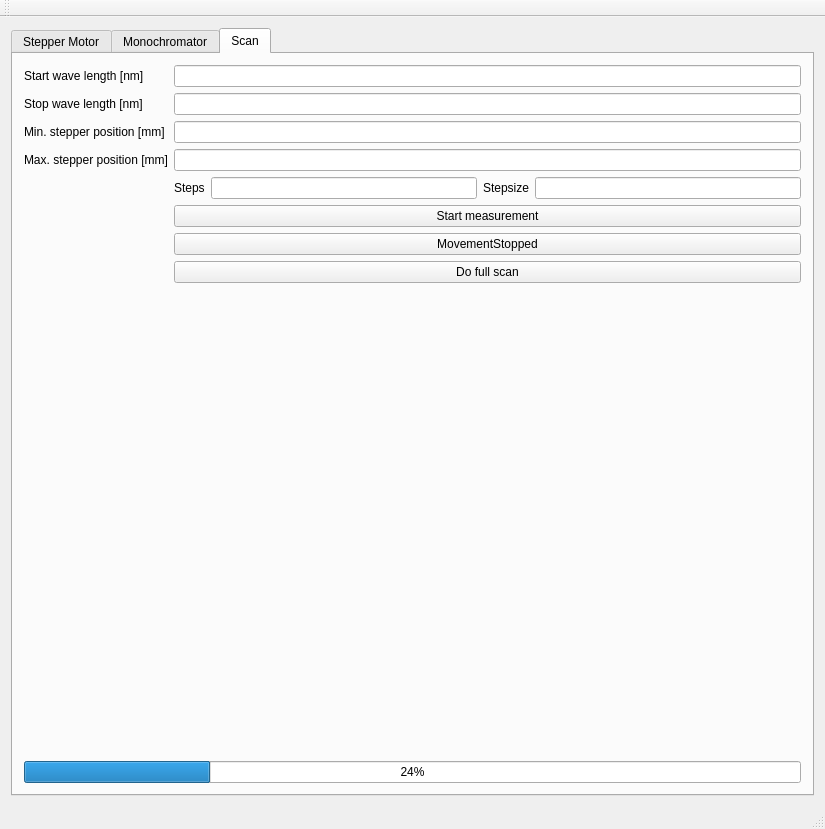
Before: the Qt Designer form mainwindow.ui in anates/DispersionSetup, drawn with Qt 5.
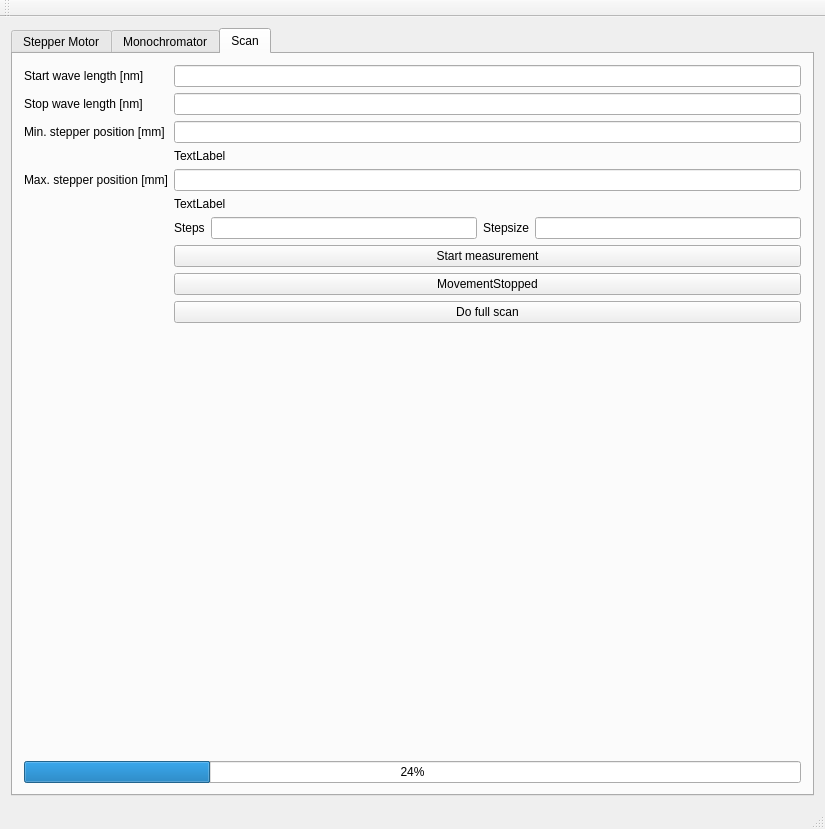
After: the same form once the commit is applied. Custom widgets are drawn as their Qt base class.

Patch:
```diff
--- a/mainwindow.ui
+++ b/mainwindow.ui
@@ -203,45 +203,45 @@
           <item row="2" column="1">
            <widget class="QLineEdit" name="minPos"/>
           </item>
-          <item row="3" column="0">
+          <item row="4" column="0">
            <widget class="QLabel" name="label_14">
             <property name="text">
              <string>Max. stepper position [mm]</string>
             </property>
            </widget>
           </item>
-          <item row="3" column="1">
+          <item row="4" column="1">
            <widget class="QLineEdit" name="maxPos"/>
           </item>
-          <item row="5" column="0">
+          <item row="7" column="0">
            <widget class="QLabel" name="label_12">
             <property name="text">
              <string/>
             </property>
            </widget>
           </item>
-          <item row="5" column="1">
+          <item row="7" column="1">
            <widget class="QPushButton" name="startScan">
             <property name="text">
              <string>Start measurement</string>
             </property>
            </widget>
           </item>
-          <item row="7" column="1">
+          <item row="9" column="1">
            <widget class="QPushButton" name="MovStopped">
             <property name="text">
              <string>MovementStopped</string>
             </property>
            </widget>
           </item>
-          <item row="8" column="1">
+          <item row="10" column="1">
            <widget class="QPushButton" name="FullScan">
             <property name="text">
              <string>Do full scan</string>
             </property>
            </widget>
           </item>
-          <item row="4" column="1">
+          <item row="6" column="1">
            <layout class="QHBoxLayout" name="horizontalLayout_3">
             <item>
              <widget class="QLabel" name="label_16">
@@ -265,6 +265,20 @@
             </item>
            </layout>
           </item>
+          <item row="3" column="1">
+           <widget class="QLabel" name="min_out_of_range">
+            <property name="text">
+             <string>TextLabel</string>
+            </property>
+           </widget>
+          </item>
+          <item row="5" column="1">
+           <widget class="QLabel" name="max_out_of_range">
+            <property name="text">
+             <string>TextLabel</string>
+            </property>
+           </widget>
+          </item>
          </layout>
         </item>
         <item row="2" column="0">
```
